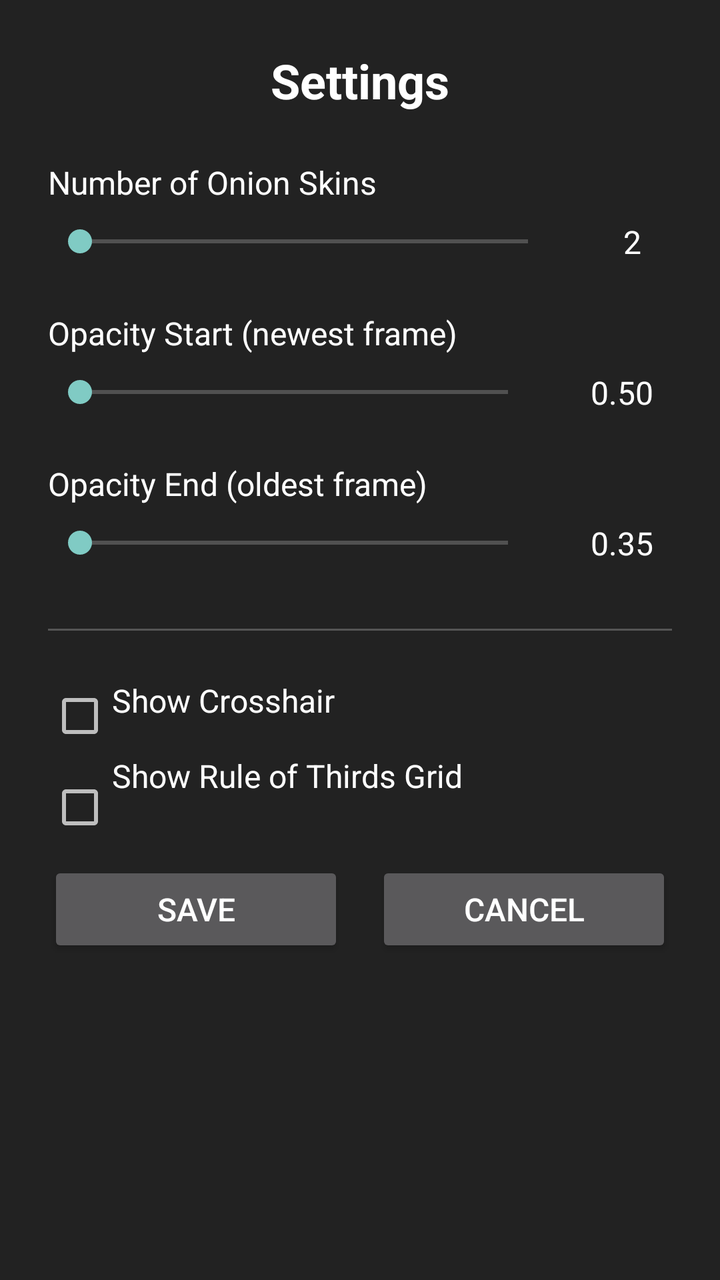
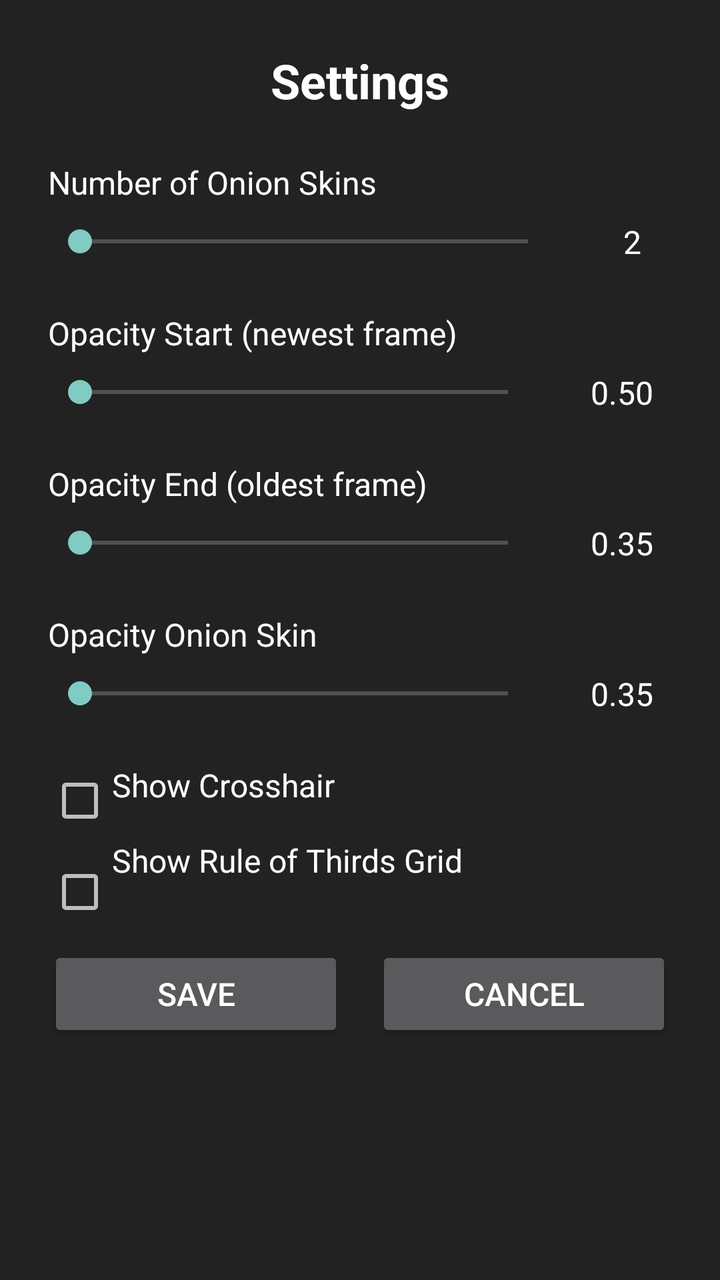

An Android layout rendered at two revisions. The XML below is the earlier revision; the diff shows what the commit changed to produce the second picture.
<!-- AndroidManifest.xml: activity theme Theme.AppCompat.NoActionBar -->
<!-- res/layout/activity_settings.xml -->
<?xml version="1.0" encoding="utf-8"?>
<ScrollView xmlns:android="http://schemas.android.com/apk/res/android"
    android:layout_width="match_parent"
    android:layout_height="match_parent"
    android:background="#222222"
    android:fillViewport="true">

    <LinearLayout
        android:layout_width="match_parent"
        android:layout_height="wrap_content"
        android:orientation="vertical"
        android:padding="24dp">

        
        <TextView
            android:layout_width="match_parent"
            android:layout_height="wrap_content"
            android:text="Settings"
            android:textColor="#FFFFFF"
            android:textSize="24sp"
            android:textStyle="bold"
            android:gravity="center"
            android:paddingBottom="24dp" />

        
        <TextView
            android:layout_width="match_parent"
            android:layout_height="wrap_content"
            android:text="Number of Onion Skins"
            android:textColor="#FFFFFF"
            android:textSize="16sp"
            android:paddingBottom="8dp" />

        <LinearLayout
            android:layout_width="match_parent"
            android:layout_height="wrap_content"
            android:orientation="horizontal"
            android:gravity="center_vertical"
            android:paddingBottom="24dp">

            <SeekBar
                android:id="@+id/onionSkinsSeekBar"
                android:layout_width="0dp"
                android:layout_height="wrap_content"
                android:layout_weight="1" />

            <TextView
                android:id="@+id/onionSkinsValue"
                android:layout_width="40dp"
                android:layout_height="wrap_content"
                android:text="2"
                android:textColor="#FFFFFF"
                android:textSize="16sp"
                android:gravity="center"
                android:layout_marginStart="16dp" />
        </LinearLayout>

        
        <TextView
            android:layout_width="match_parent"
            android:layout_height="wrap_content"
            android:text="Opacity Start (newest frame)"
            android:textColor="#FFFFFF"
            android:textSize="16sp"
            android:paddingBottom="8dp" />

        <LinearLayout
            android:layout_width="match_parent"
            android:layout_height="wrap_content"
            android:orientation="horizontal"
            android:gravity="center_vertical"
            android:paddingBottom="24dp">

            <SeekBar
                android:id="@+id/opacityStartSeekBar"
                android:layout_width="0dp"
                android:layout_height="wrap_content"
                android:layout_weight="1" />

            <TextView
                android:id="@+id/opacityStartValue"
                android:layout_width="50dp"
                android:layout_height="wrap_content"
                android:text="0.50"
                android:textColor="#FFFFFF"
                android:textSize="16sp"
                android:gravity="center"
                android:layout_marginStart="16dp" />
        </LinearLayout>

        
        <TextView
            android:layout_width="match_parent"
            android:layout_height="wrap_content"
            android:text="Opacity End (oldest frame)"
            android:textColor="#FFFFFF"
            android:textSize="16sp"
            android:paddingBottom="8dp" />

        <LinearLayout
            android:layout_width="match_parent"
            android:layout_height="wrap_content"
            android:orientation="horizontal"
            android:gravity="center_vertical"
            android:paddingBottom="24dp">

            <SeekBar
                android:id="@+id/opacityEndSeekBar"
                android:layout_width="0dp"
                android:layout_height="wrap_content"
                android:layout_weight="1" />

            <TextView
                android:id="@+id/opacityEndValue"
                android:layout_width="50dp"
                android:layout_height="wrap_content"
                android:text="0.35"
                android:textColor="#FFFFFF"
                android:textSize="16sp"
                android:gravity="center"
                android:layout_marginStart="16dp" />
        </LinearLayout>

        
        <View
            android:layout_width="match_parent"
            android:layout_height="1dp"
            android:background="#555555"
            android:layout_marginTop="8dp"
            android:layout_marginBottom="24dp" />

        
        <CheckBox
            android:id="@+id/crosshairCheckbox"
            android:layout_width="match_parent"
            android:layout_height="wrap_content"
            android:text="Show Crosshair"
            android:textColor="#FFFFFF"
            android:textSize="16sp"
            android:paddingBottom="16dp" />

        
        <CheckBox
            android:id="@+id/thirdsCheckbox"
            android:layout_width="match_parent"
            android:layout_height="wrap_content"
            android:text="Show Rule of Thirds Grid"
            android:textColor="#FFFFFF"
            android:textSize="16sp"
            android:paddingBottom="32dp" />

        
        <LinearLayout
            android:layout_width="match_parent"
            android:layout_height="wrap_content"
            android:orientation="horizontal"
            android:gravity="center">

            <Button
                android:id="@+id/saveButton"
                android:layout_width="0dp"
                android:layout_height="wrap_content"
                android:layout_weight="1"
                android:text="Save"
                android:textSize="16sp"
                android:layout_marginEnd="8dp" />

            <Button
                android:id="@+id/cancelButton"
                android:layout_width="0dp"
                android:layout_height="wrap_content"
                android:layout_weight="1"
                android:text="Cancel"
                android:textSize="16sp"
                android:layout_marginStart="8dp" />

        </LinearLayout>

    </LinearLayout>

</ScrollView>
<!-- resources referenced by this layout -->
<resources>

</resources>

<!-- the commit's change to res/layout/activity_settings.xml (unified diff, before → after) -->
@@ -121,13 +121,44 @@
                 android:layout_marginStart="16dp" />
         </LinearLayout>
 
-        
-        <View
-            android:layout_width="match_parent"
-            android:layout_height="1dp"
-            android:background="#555555"
-            android:layout_marginTop="8dp"
-            android:layout_marginBottom="24dp" />
+
+
+
+        
+        <TextView
+            android:layout_width="match_parent"
+            android:layout_height="wrap_content"
+            android:text="Opacity Onion Skin"
+            android:textColor="#FFFFFF"
+            android:textSize="16sp"
+            android:paddingBottom="8dp" />
+
+        <LinearLayout
+            android:layout_width="match_parent"
+            android:layout_height="wrap_content"
+            android:orientation="horizontal"
+            android:gravity="center_vertical"
+            android:paddingBottom="24dp">
+
+            <SeekBar
+                android:id="@+id/opacityTotalSeekBar"
+                android:layout_width="0dp"
+                android:layout_height="wrap_content"
+                android:layout_weight="1" />
+
+            <TextView
+                android:id="@+id/opacityTotalValue"
+                android:layout_width="50dp"
+                android:layout_height="wrap_content"
+                android:text="0.35"
+                android:textColor="#FFFFFF"
+                android:textSize="16sp"
+                android:gravity="center"
+                android:layout_marginStart="16dp" />
+        </LinearLayout>
+
+
+
 
         
         <CheckBox
